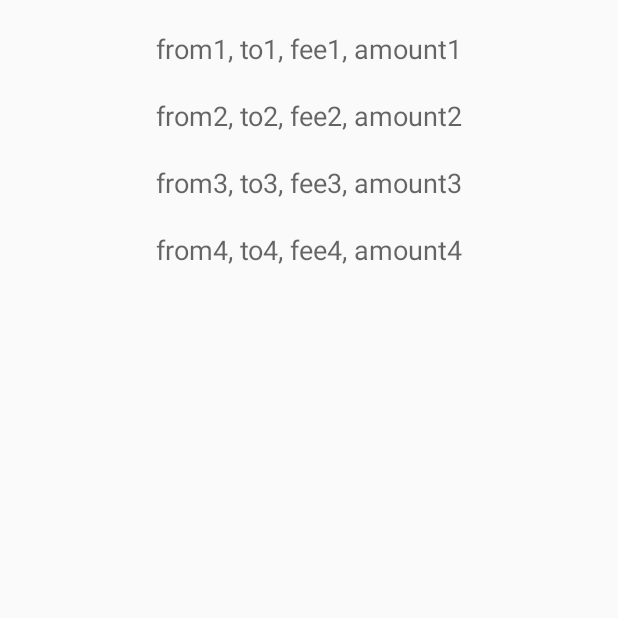
After one commit to coding-polarbear/NeverEndingNightmare, an Android app: the LogActivity screen opened directly, with no data from a screen before it, on a phone screen of 412 x 824 dp, the top half of it. The commit adds this screen. Run offline under Robolectric (Android 15) with nearby library versions, the phone set to English and light mode, and no system bars.

Commit message:
log page

```diff
--- a/app/src/main/AndroidManifest.xml
+++ b/app/src/main/AndroidManifest.xml
@@ -69,6 +69,10 @@
             android:name=".MoneyBackActivity"
             android:label="MoneyBackActivity"
             android:theme="@style/AppTheme.NoActionBar" />
+        <activity
+            android:name=".LogActivity"
+            android:label="LogActivity"
+            android:theme="@style/AppTheme.NoActionBar" />
     </application>
 
 </manifest>
--- a/app/src/main/java/com/example/baehyeonbin/neverending_nightmare/DetailActivity.kt
+++ b/app/src/main/java/com/example/baehyeonbin/neverending_nightmare/DetailActivity.kt
@@ -89,6 +89,11 @@ class DetailActivity : AppCompatActivity(){
 
             R.id.overflow_mypage -> {
                 var intent = Intent(this@DetailActivity, MypageActivity::class.java)
+                startActivity(intent)
+            }
+
+            R.id.overflow_log -> {
+                var intent = Intent(this@DetailActivity, LogActivity::class.java)
                 startActivity(intent)
             }
         }
--- /dev/null
+++ b/app/src/main/java/com/example/baehyeonbin/neverending_nightmare/LogActivity.kt
@@ -0,0 +1,29 @@
+package com.example.baehyeonbin.neverending_nightmare
+
+import android.os.Bundle
+import android.support.v7.app.AppCompatActivity
+import android.support.v7.widget.LinearLayoutManager
+import com.example.baehyeonbin.neverending_nightmare.adapter.LogAdapter
+import com.example.baehyeonbin.neverending_nightmare.beans.LogData
+import kotlinx.android.synthetic.main.activity_log.*
+
+class LogActivity : AppCompatActivity() {
+
+    val logs : ArrayList<LogData> = ArrayList()
+
+    override fun onCreate(savedInstanceState: Bundle?) {
+        super.onCreate(savedInstanceState)
+        setContentView(R.layout.activity_log)
+
+        setLogs()
+        log_list.layoutManager = LinearLayoutManager(this@LogActivity)
+        log_list.adapter = LogAdapter(logs, this)
+    }
+
+    fun setLogs(){
+        logs.add(LogData("from1", "to1", "fee1", "amount1"))
+        logs.add(LogData("from2", "to2", "fee2", "amount2"))
+        logs.add(LogData("from3", "to3", "fee3", "amount3"))
+        logs.add(LogData("from4", "to4", "fee4", "amount4"))
+    }
+}
--- a/app/src/main/java/com/example/baehyeonbin/neverending_nightmare/MainActivity.java
+++ b/app/src/main/java/com/example/baehyeonbin/neverending_nightmare/MainActivity.java
@@ -35,7 +35,7 @@ public class MainActivity extends AppCompatActivity {
                     startActivity(intent);
                 } else {
                     Intent intent = new Intent(MainActivity.this, RegisterOrLoginActivity.class);
-//                Intent intent = new Intent(MainActivity.this, DetailActivity.class);
+//                  Intent intent = new Intent(MainActivity.this, DetailActivity.class);
                     startActivity(intent);
                 }
 
--- /dev/null
+++ b/app/src/main/java/com/example/baehyeonbin/neverending_nightmare/adapter/LogAdapter.kt
@@ -0,0 +1,28 @@
+package com.example.baehyeonbin.neverending_nightmare.adapter
+
+import android.content.Context
+import android.support.v7.widget.RecyclerView
+import android.view.LayoutInflater
+import android.view.View
+import android.view.ViewGroup
+import com.example.baehyeonbin.neverending_nightmare.R
+import com.example.baehyeonbin.neverending_nightmare.beans.LogData
+import kotlinx.android.synthetic.main.content_log.view.*
+
+class LogAdapter(val items : ArrayList<LogData>, val context : Context) : RecyclerView.Adapter<ViewHolderLog>(){
+    override fun onCreateViewHolder(parent: ViewGroup, p1: Int): ViewHolderLog {
+        val layoutInflater = LayoutInflater.from(context).inflate(R.layout.content_log, parent, false)
+
+        return ViewHolderLog(layoutInflater)
+    }
+
+    override fun getItemCount(): Int = items.size
+
+    override fun onBindViewHolder(holder: ViewHolderLog, pos: Int) {
+        holder.textView.text = items[pos].from + ", " + items[pos].to + ", " + items[pos].fee + ", " + items[pos].amount
+    }
+}
+
+class ViewHolderLog(view : View) : RecyclerView.ViewHolder(view){
+    val textView = view.log_list_item
+}
--- /dev/null
+++ b/app/src/main/java/com/example/baehyeonbin/neverending_nightmare/beans/LogData.kt
@@ -0,0 +1,3 @@
+package com.example.baehyeonbin.neverending_nightmare.beans
+
+data class LogData(val from : String, val to : String, val fee : String, val amount : String)
--- /dev/null
+++ b/app/src/main/res/layout/activity_log.xml
@@ -0,0 +1,14 @@
+<?xml version="1.0" encoding="utf-8"?>
+<android.support.constraint.ConstraintLayout
+    xmlns:android="http://schemas.android.com/apk/res/android" android:layout_width="match_parent"
+    android:layout_height="match_parent">
+
+    <android.support.v7.widget.RecyclerView
+        android:id="@+id/log_list"
+        android:layout_width="match_parent"
+        android:layout_height="match_parent"
+        android:layout_marginTop="10dp" >
+
+    </android.support.v7.widget.RecyclerView>
+
+</android.support.constraint.ConstraintLayout>
--- /dev/null
+++ b/app/src/main/res/layout/content_log.xml
@@ -0,0 +1,14 @@
+<?xml version="1.0" encoding="utf-8"?>
+<android.support.constraint.ConstraintLayout
+    xmlns:android="http://schemas.android.com/apk/res/android" android:layout_width="match_parent"
+    android:layout_height="wrap_content">
+
+    <TextView
+        android:id="@+id/log_list_item"
+        android:layout_width="match_parent"
+        android:layout_height="wrap_content"
+        android:textAlignment="center"
+        android:textAppearance="?android:attr/textAppearanceMedium"
+        android:padding="10dp"/>
+
+</android.support.constraint.ConstraintLayout>
--- a/app/src/main/res/menu/toolbar_menu.xml
+++ b/app/src/main/res/menu/toolbar_menu.xml
@@ -17,4 +17,9 @@
         android:title="마이페이지"
         app:showAsAction="never" />
 
+    <item
+        android:id="@+id/overflow_log"
+        android:title="나의 기록"
+        app:showAsAction="never" />
+
 </menu>
```
